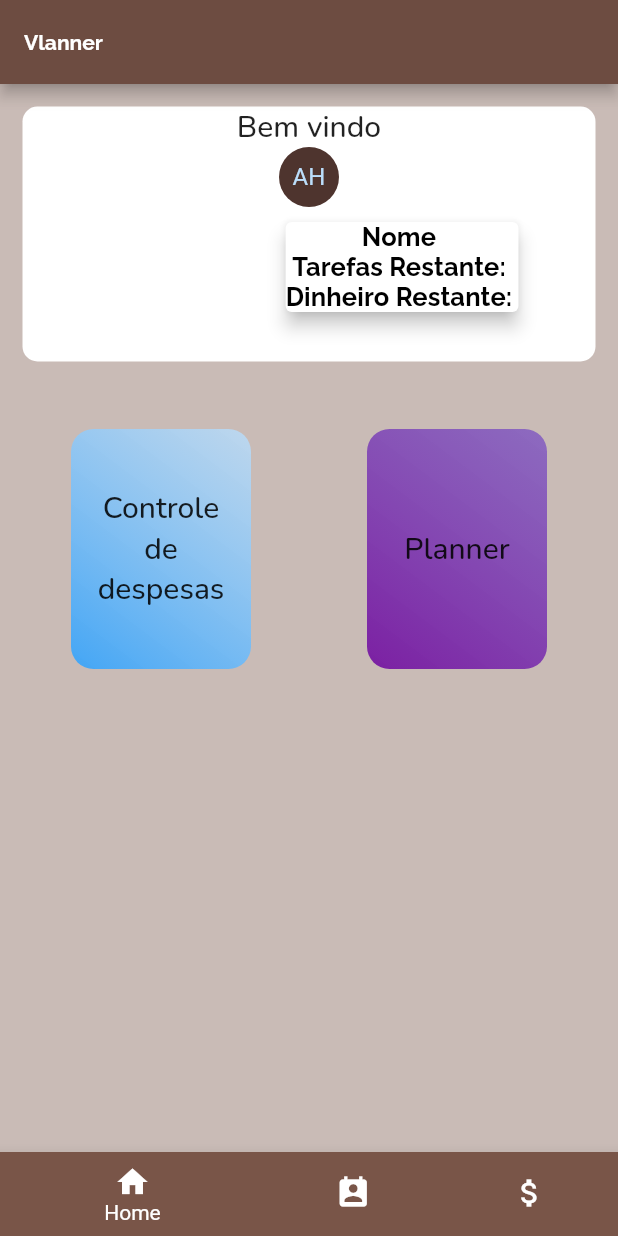
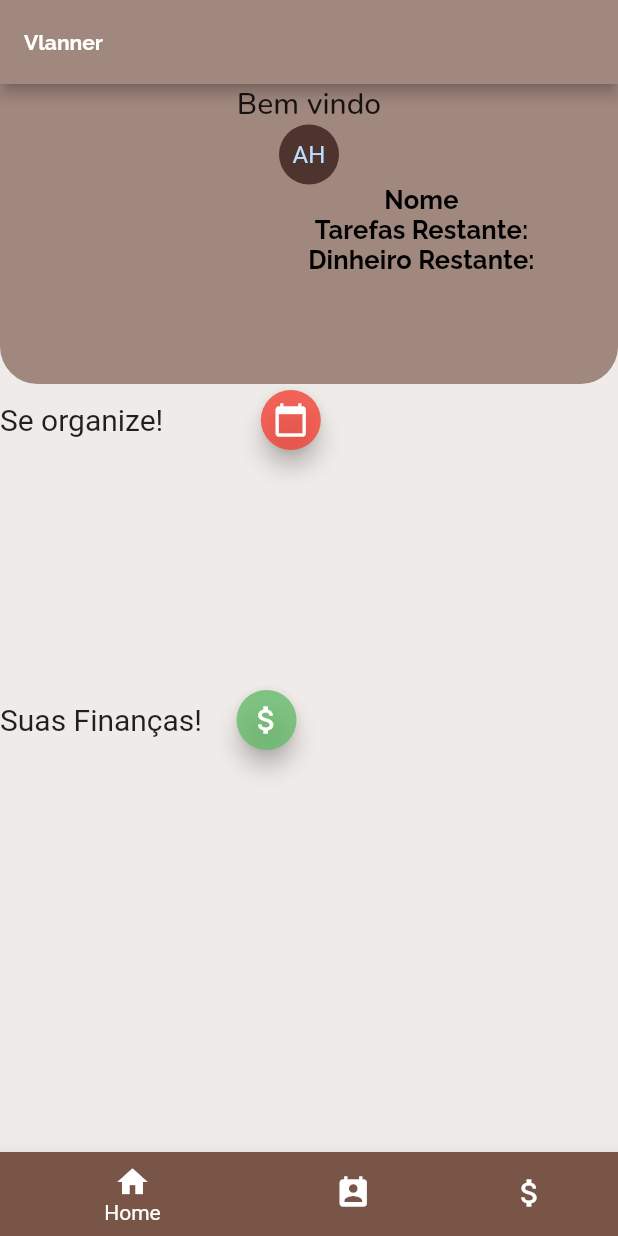
Before and after one commit to VitorL02/Vlanner, a Flutter app: the screen it shows after launch, on a phone screen of 412 x 824 dp. Run offline on Flutter 3.47's test engine with Material 2 defaults, Android fonts, the phone set to English and light mode, and no system bars; Roboto replaces fonts that are missing (PressStart2P-Regular).

Commit message:
Refaturação completa no layout,retirada das caixas centrais do corpo da home page

```diff
--- a/lib/main.dart
+++ b/lib/main.dart
@@ -26,6 +26,7 @@ class Vlanner extends StatelessWidget {
                 fontWeight: FontWeight.bold,
               )),
           textTheme: TextTheme(
+              // ignore: deprecated_member_use
               subtitle: TextStyle(
                   fontFamily: 'Raleway',
                   fontSize: 17,
--- a/lib/screens/homeScreen.dart
+++ b/lib/screens/homeScreen.dart
@@ -32,18 +32,20 @@ class _ScreenHomeState extends State<ScreenHome> {
     if (index == 2) {
       _goCostScreen(context);
     }
+    // ignore: empty_statements
     ;
     if (index == 1) {
       _goPlannerScreen(context);
     }
+    // ignore: empty_statements
     ;
   }
 
   Widget build(BuildContext context) {
     return Scaffold(
-        backgroundColor: Colors.brown[200].withOpacity(0.8),
+        backgroundColor: Colors.brown[50].withOpacity(1),
         appBar: AppBar(
-          backgroundColor: Colors.brown[600],
+          backgroundColor: Colors.brown[300],
           title: Text(
             'Vlanner',
             style: TextStyle(
@@ -52,12 +54,12 @@ class _ScreenHomeState extends State<ScreenHome> {
             ),
           ),
         ),
-        body: Column(children: [
+        body: SingleChildScrollView(
+          child: Column(children: [
             Column(
-            children: [
+              children: <Widget>[
                 Container(
-                  margin: EdgeInsets.all(15),
-                  height: 170,
+                    height: 200,
                     width: double.infinity,
                     child: Column(
                       children: [
@@ -76,90 +78,112 @@ class _ScreenHomeState extends State<ScreenHome> {
                         Align(
                           alignment: Alignment(0.60, -0.80),
                           child: Container(
-                          child: Card(
-                            elevation: 5,
-                            margin: EdgeInsets.all(10),
                             child: Column(
                               children: [
                                 Text('Nome ',
+                                    // ignore: deprecated_member_use
                                     style:
                                         Theme.of(context).textTheme.subtitle),
+                                // ignore: deprecated_member_use
                                 Text('Tarefas Restante: ',
+                                    // ignore: deprecated_member_use
                                     style:
                                         Theme.of(context).textTheme.subtitle),
                                 Text('Dinheiro Restante: ',
+                                    // ignore: deprecated_member_use
                                     style:
                                         Theme.of(context).textTheme.subtitle),
                               ],
                             ),
                           ),
                         ),
-                      ),
                       ],
                     ),
                     decoration: BoxDecoration(
-                    borderRadius: BorderRadius.circular(10),
-                    color: Colors.white,
-                  )),
+                        borderRadius: BorderRadius.vertical(
+                          bottom: Radius.circular(25),
+                        ),
+                        gradient: LinearGradient(
+                          colors: [
+                            Colors.brown[300].withOpacity(1),
+                            Colors.brown[300]
+                          ],
+                        ))),
               ],
             ),
-          Row(
-            crossAxisAlignment: CrossAxisAlignment.center,
-            mainAxisAlignment: MainAxisAlignment.spaceEvenly,
+            Column(
               children: <Widget>[
                 Container(
-                margin: EdgeInsets.all(30),
-                height: 160,
-                width: 120,
-                decoration: BoxDecoration(
-                    borderRadius: BorderRadius.circular(15),
-                    gradient: LinearGradient(
-                      colors: [
-                        Colors.blue[100].withOpacity(0.8),
-                        Colors.blue[400]
-                      ],
-                      begin: Alignment.topRight,
-                      end: Alignment.bottomLeft,
-                    )),
-                // ignore: deprecated_member_use
-                child: FlatButton(
-                  onPressed: () => _goCostScreen(context),
-                  child: Text(
-                    'Controle de despesas',
-                    textAlign: TextAlign.center,
-                    // ignore: deprecated_member_use
-                    style: Theme.of(context).textTheme.title,
-                  ),
-                ),
+                    height: 200,
+                    child: Column(
+                      children: <Widget>[
+                        Padding(
+                          padding: const EdgeInsets.only(top: 4),
+                          child: Row(
+                            children: [
+                              Container(
+                                alignment: Alignment(-0.9, -0.9),
+                                child: Text('Se organize!',
+                                    style: TextStyle(
+                                        fontFamily: 'PressStart2P-Regular',
+                                        fontSize: 20,
+                                        color: Colors.black87)),
                               ),
                               Container(
-                margin: EdgeInsets.all(30),
-                height: 160,
-                width: 120,
-                decoration: BoxDecoration(
-                    borderRadius: BorderRadius.circular(15),
-                    gradient: LinearGradient(
-                      colors: [
-                        Colors.deepPurple[400].withOpacity(0.8),
-                        Colors.purple[700]
-                      ],
-                      begin: Alignment.topRight,
-                      end: Alignment.bottomLeft,
-                    )),
-                // ignore: deprecated_member_use
-                child: FlatButton(
-                  onPressed: () => _goPlannerScreen(context),
-                  child: Text(
-                    'Planner',
-                    textAlign: TextAlign.center,
-                    // ignore: deprecated_member_use
-                    style: Theme.of(context).textTheme.title,
-                  ),
+                                padding: EdgeInsets.only(left: 65),
+                                child: SizedBox(
+                                  width: 40,
+                                  height: 40,
+                                  child: FloatingActionButton(
+                                      backgroundColor:
+                                          Colors.red.withOpacity(0.8),
+                                      child: Icon(Icons.calendar_today),
+                                      onPressed: () =>
+                                          _goPlannerScreen(context)),
                                 ),
                               ),
                             ],
                           ),
+                        ),
+                      ],
+                    )),
+                Container(
+                    height: 200,
+                    child: Column(
+                      children: <Widget>[
+                        Padding(
+                          padding: const EdgeInsets.only(top: 4),
+                          child: Row(
+                            children: [
+                              Container(
+                                alignment: Alignment(-0.9, -0.9),
+                                child: Text('Suas Finanças!',
+                                    style: TextStyle(
+                                        fontFamily: 'PressStart2P-Regular',
+                                        fontSize: 20,
+                                        color: Colors.black87)),
+                              ),
+                              Container(
+                                padding: EdgeInsets.only(left: 23),
+                                child: SizedBox(
+                                  width: 40,
+                                  height: 40,
+                                  child: FloatingActionButton(
+                                      backgroundColor:
+                                          Colors.green[400].withOpacity(0.8),
+                                      child: Icon(Icons.attach_money_outlined),
+                                      onPressed: () => _goCostScreen(context)),
+                                ),
+                              ),
+                            ],
+                          ),
+                        ),
+                      ],
+                    )),
+              ],
+            )
           ]),
+        ),
         //Barra de opções
         bottomNavigationBar: BottomNavigationBar(
           //BottomaNavigationBarr.Shifting faz a bar mostrar somente o icone,quando o usuario faz o tap, a label e mostrada
--- a/pubspec.yaml
+++ b/pubspec.yaml
@@ -77,6 +77,10 @@ flutter:
         - asset: assets\fonts\Nunito-Italic.ttf
         - asset: assets\fonts\Nunito-Regular.ttf
           weight: 700
+    - family: PressStart2P-Regular
+      fonts:
+        - asset: assets\fonts\PressStart2P-Regular.ttf
+          weight: 700
   #
   # For details regarding fonts from package dependencies,
   # see https://flutter.dev/custom-fonts/#from-packages
```
Also changed, not shown: assets/fonts/PressStart2P-Regular.ttf (added). Lines whose indentation alone changed are shown as unchanged.
